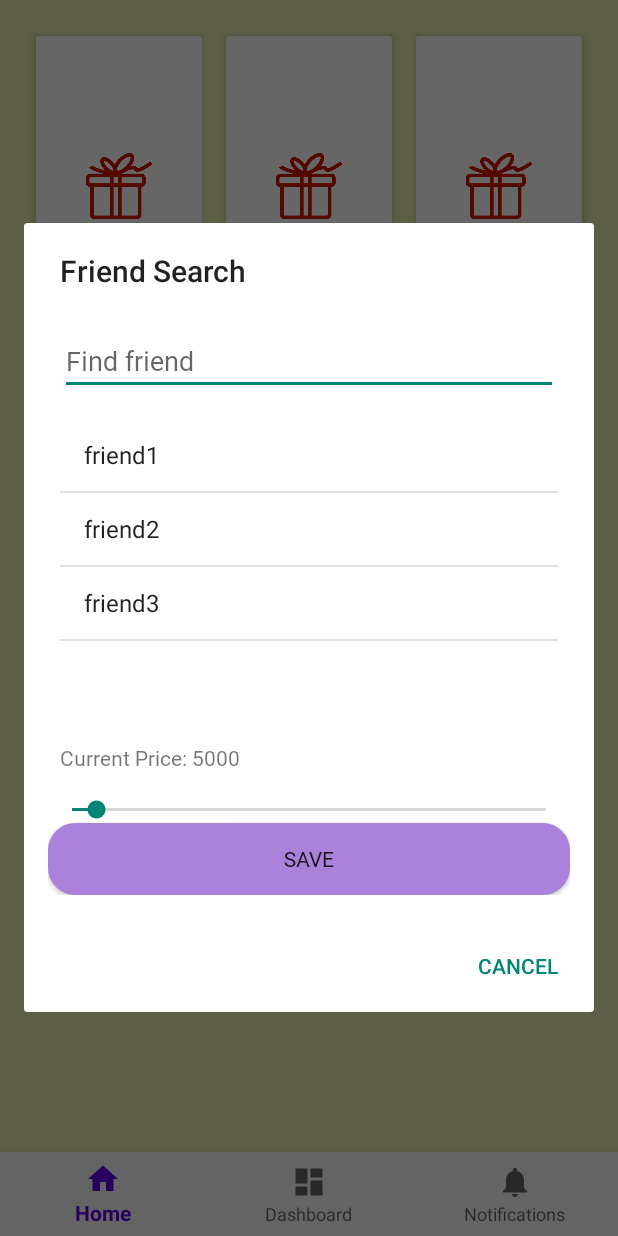
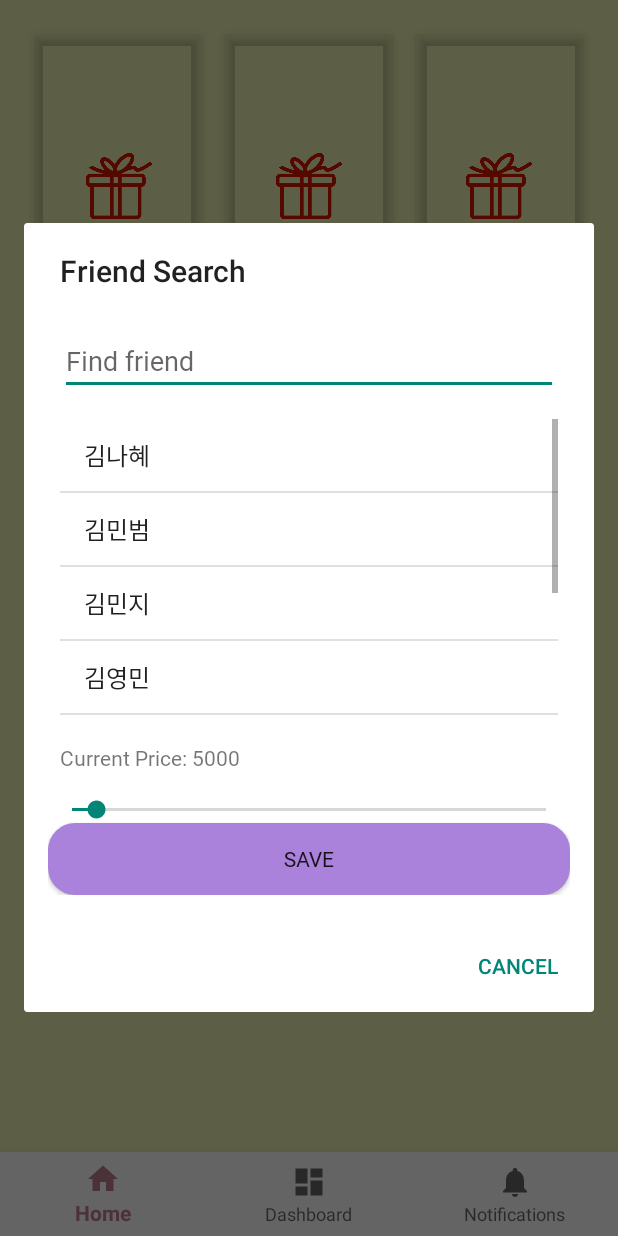
Before and after one commit to aldls/project1, an Android app: the RandomgiftFragment screen opened through its navigation route, after a tap on "친구 선물 고르기", on a phone screen of 412 x 824 dp. Run offline under Robolectric (Android 15) with nearby library versions, the phone set to English and light mode, and no system bars; our stand-ins replace navigation-ui; pictures from the network do not load.

Commit message:
colorchange

```diff
--- a/app/src/main/java/com/example/myapplication/ui/notifications/NotificationsFragment.kt
+++ b/app/src/main/java/com/example/myapplication/ui/notifications/NotificationsFragment.kt
@@ -31,7 +31,7 @@ class RandomgiftFragment : Fragment() {
 
         binding.friendButton.setOnClickListener {
             findNavController().navigate(R.id.action_start_to_second)
-            showFriendSearchFirstDialog(requireContext(), listOf("friend1", "friend2", "friend3"))
+            showFriendSearchFirstDialog(requireContext(), listOf("김나혜", "김민범", "김민지", "김영민", "김준협", "박민재", "박민영"))
         }
         binding.notfriendButton.setOnClickListener{
             findNavController().navigate(R.id.action_start_to_third)
--- a/app/src/main/res/layout/activity_splash.xml
+++ b/app/src/main/res/layout/activity_splash.xml
@@ -22,6 +22,6 @@
         android:layout_height="match_parent"
 
         android:scaleType="centerCrop"
-        app:srcCompat='@drawable/splash'/>
+        app:srcCompat='@drawable/splashgift'/>
 
 </androidx.constraintlayout.widget.ConstraintLayout>
--- a/app/src/main/res/layout/fragment_dashboard.xml
+++ b/app/src/main/res/layout/fragment_dashboard.xml
@@ -66,7 +66,8 @@
         android:layout_height="89dp"
         android:layout_marginEnd="4dp"
         android:layout_marginBottom="112dp"
-        android:foreground="@drawable/pulsicon"
+        android:foreground="@drawable/plusiconfinal"
+        android:background="@android:color/transparent"
 
 
 
--- a/app/src/main/res/layout/item_gift.xml
+++ b/app/src/main/res/layout/item_gift.xml
@@ -5,6 +5,7 @@
     android:layout_width="match_parent"
     android:layout_height="200dp"
     android:layout_margin="8dp"
+    android:backgroundTint="@android:color/transparent"
     app:cardElevation="4dp">
 
     <ImageView
@@ -12,6 +13,7 @@
         android:layout_width="wrap_content"
         android:layout_height="wrap_content"
         android:layout_gravity="center"
+        android:backgroundTint="@android:color/transparent"
         android:src="@drawable/closedgift"/>
 
 </androidx.cardview.widget.CardView>
--- a/app/src/main/res/values-night/themes.xml
+++ b/app/src/main/res/values-night/themes.xml
@@ -2,8 +2,8 @@
     <!-- Base application theme. -->
     <style name="Theme.ThreeTapApp" parent="Theme.MaterialComponents.DayNight.DarkActionBar">
         <!-- Primary brand color. -->
-        <item name="colorPrimary">@color/purple_200</item>
-        <item name="colorPrimaryVariant">@color/purple_700</item>
+        <item name="colorPrimary">@color/pink</item>
+        <item name="colorPrimaryVariant">@color/pink</item>
         <item name="colorOnPrimary">@color/black</item>
         <!-- Secondary brand color. -->
         <item name="colorSecondary">@color/teal_200</item>
--- a/app/src/main/res/values/colors.xml
+++ b/app/src/main/res/values/colors.xml
@@ -10,5 +10,5 @@
     <color name="offwhite2">#F2F0EF</color>
     <color name="offwhite">#FFFFE4</color>
     <color name="whiteish">#E7E5D7</color>
-
+    <color name="pink">#BD7D8C</color>
 </resources>
--- a/app/src/main/res/values/themes.xml
+++ b/app/src/main/res/values/themes.xml
@@ -2,8 +2,8 @@
     <!-- Base application theme. -->
     <style name="Theme.ThreeTapApp" parent="Theme.AppCompat.DayNight.DarkActionBar">
         <!-- Primary brand color. -->
-        <item name="colorPrimary">@color/purple_500</item>
-        <item name="colorPrimaryVariant">@color/purple_700</item>
+        <item name="colorPrimary">@color/pink</item>
+        <item name="colorPrimaryVariant">@color/pink</item>
         <item name="colorOnPrimary">@color/white</item>
         <!-- Secondary brand color. -->
         <item name="colorSecondary">@color/teal_200</item>
```
Also changed, not shown: app/src/main/res/layout/fragment_home.xml (+4 -3 lines), app/src/main/res/drawable/pink_plus_icon.png (added), app/src/main/res/drawable/splashgift.png (added).
